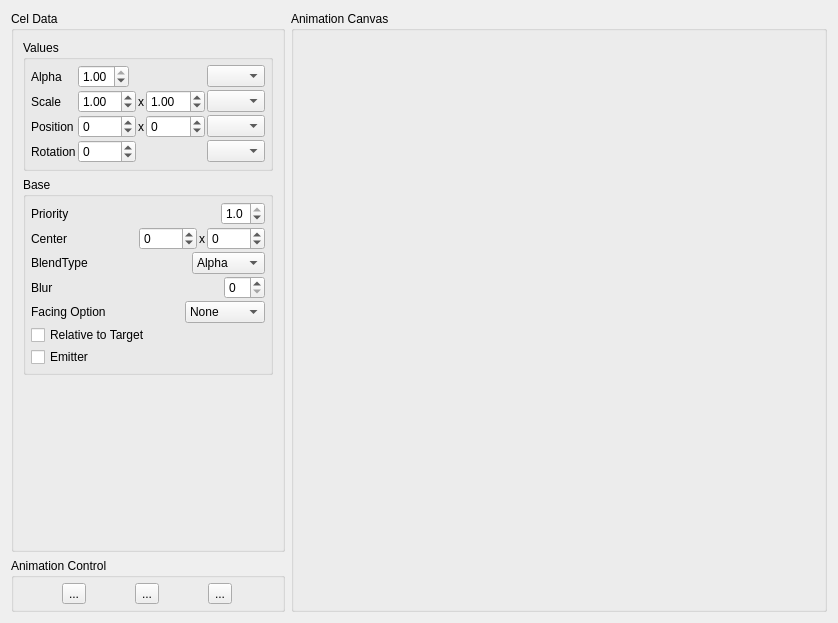
First picture: the form in AnimationViewer/AnimationViewer.ui, repository wasedaigo/samancing-roga, before the edit.
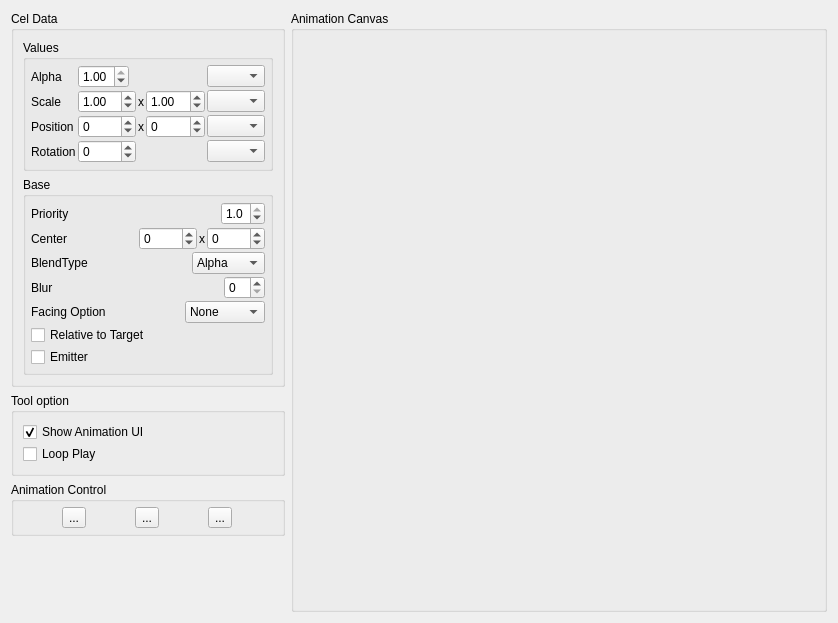
Second picture: the form after the edit. Icons and pictures are not drawn.

Commit message: - option to show/hide UI display - ability to loop animation - preventing crush by reloading animation in AnimationImagePaletPanel

```diff
--- a/AnimationViewer/AnimationViewer.ui
+++ b/AnimationViewer/AnimationViewer.ui
@@ -476,18 +476,34 @@
           </layout>
          </widget>
         </item>
+       </layout>
+      </widget>
+     </item>
+     <item>
+      <widget class="QGroupBox" name="verticalGroupBox">
+       <property name="title">
+        <string>Tool option</string>
+       </property>
+       <layout class="QVBoxLayout" name="verticalLayout_2">
+        <property name="spacing">
+         <number>2</number>
+        </property>
         <item>
-         <spacer name="verticalSpacer">
-          <property name="orientation">
-           <enum>Qt::Vertical</enum>
+         <widget class="QCheckBox" name="showAnimationUICheckBox">
+          <property name="text">
+           <string>Show Animation UI</string>
           </property>
-          <property name="sizeHint" stdset="0">
-           <size>
-            <width>20</width>
-            <height>40</height>
-           </size>
+          <property name="checked">
+           <bool>true</bool>
           </property>
-         </spacer>
+         </widget>
+        </item>
+        <item>
+         <widget class="QCheckBox" name="loopPlayCheckbox">
+          <property name="text">
+           <string>Loop Play</string>
+          </property>
+         </widget>
         </item>
        </layout>
       </widget>
@@ -559,6 +575,19 @@
        </layout>
       </widget>
      </item>
+     <item>
+      <spacer name="verticalSpacer">
+       <property name="orientation">
+        <enum>Qt::Vertical</enum>
+       </property>
+       <property name="sizeHint" stdset="0">
+        <size>
+         <width>20</width>
+         <height>40</height>
+        </size>
+       </property>
+      </spacer>
+     </item>
     </layout>
    </item>
    <item>
```
Left out of the diff: 10 changed lines with no effect on the pictures. The commit also changes 10 other files.
